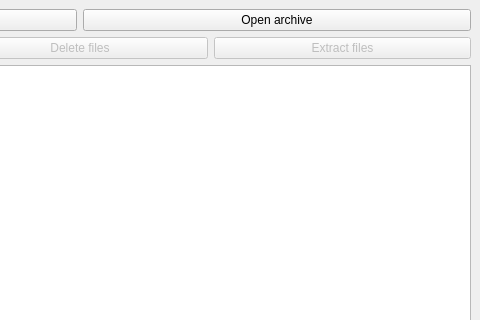
First picture: the form in archiver.ui, repository Georgy-Vasilievich/NG_2024_Archiver, before the edit; both pictures show x 320 to 800 and y 0 to 320 of the 800 by 600 pixel window.
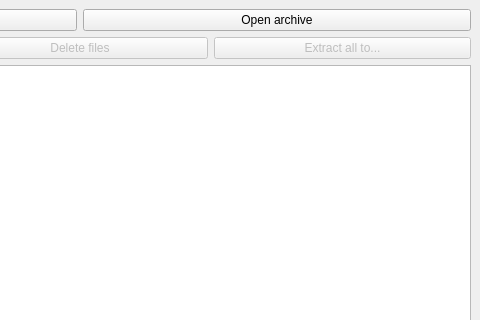
Second picture: the form after the edit.

Commit message: Implement file extraction and deletion

Diff of the .ui file:
```diff
--- a/archiver.ui
+++ b/archiver.ui
@@ -61,7 +61,7 @@
          <bool>false</bool>
         </property>
         <property name="text">
-         <string>Extract files</string>
+         <string>Extract all to...</string>
         </property>
        </widget>
       </item>
```
Left out of the diff: 6 changed lines with no effect on the pictures. The commit also changes 2 other files.
